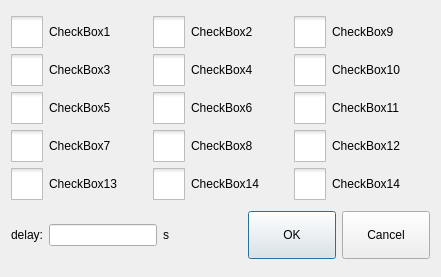
Old version of the form icprogrampage/icpointtype.ui in the repository GaussCheng/2-5AxisPunch.
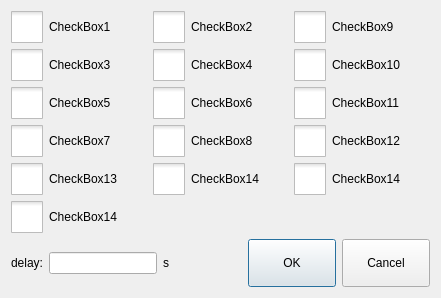
New version of the form. Icons and pictures are not drawn. Custom widgets are drawn as their Qt base class.

The edit to the form file:
```diff
--- a/icprogrampage/icpointtype.ui
+++ b/icprogrampage/icpointtype.ui
@@ -257,6 +257,19 @@
        </attribute>
       </widget>
      </item>
+     <item row="5" column="0">
+      <widget class="QCheckBox" name="checkbox_16">
+       <property name="focusPolicy">
+        <enum>Qt::NoFocus</enum>
+       </property>
+       <property name="text">
+        <string>CheckBox14</string>
+       </property>
+       <attribute name="buttonGroup">
+        <string notr="true">buttonGroup</string>
+       </attribute>
+      </widget>
+     </item>
     </layout>
    </item>
    <item>
```
Left out of the diff: 198 changed lines with no effect on the pictures.
